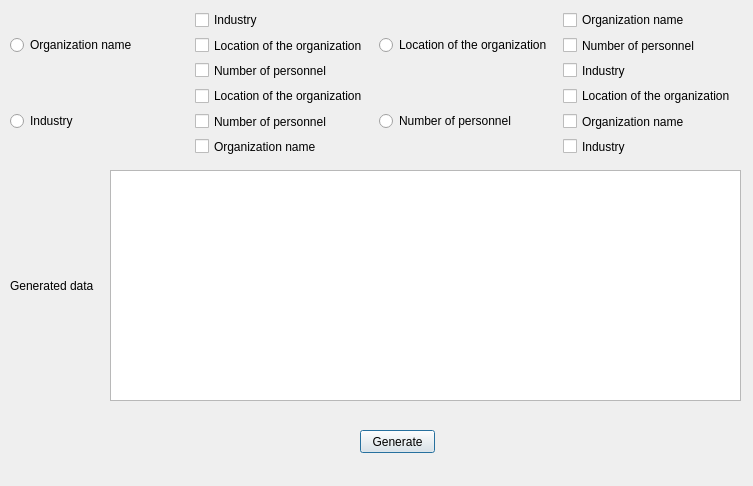
First picture: the form in Organizational_data/choice_of_generation.ui, repository ProjectTeamfitkb/Project_Work, before the edit.
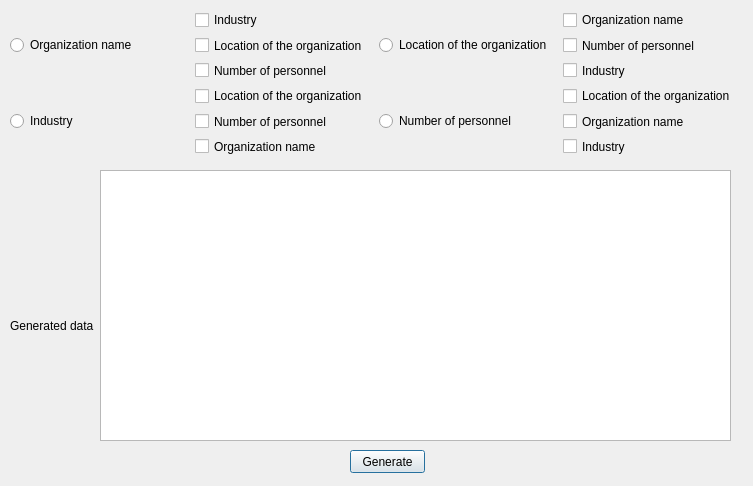
Second picture: the form after the edit.

The edit to the form file:
```diff
--- a/Organizational_data/choice_of_generation.ui
+++ b/Organizational_data/choice_of_generation.ui
@@ -16,10 +16,10 @@
   <widget class="QTextEdit" name="textEdit">
    <property name="geometry">
     <rect>
-     <x>110</x>
+     <x>100</x>
      <y>170</y>
      <width>631</width>
-     <height>231</height>
+     <height>271</height>
     </rect>
    </property>
   </widget>
@@ -27,7 +27,7 @@
    <property name="geometry">
     <rect>
      <x>10</x>
-     <y>270</y>
+     <y>310</y>
      <width>91</width>
      <height>31</height>
     </rect>
@@ -39,8 +39,8 @@
   <widget class="QPushButton" name="pushButton">
    <property name="geometry">
     <rect>
-     <x>360</x>
-     <y>430</y>
+     <x>350</x>
+     <y>450</y>
      <width>75</width>
      <height>23</height>
     </rect>
```
